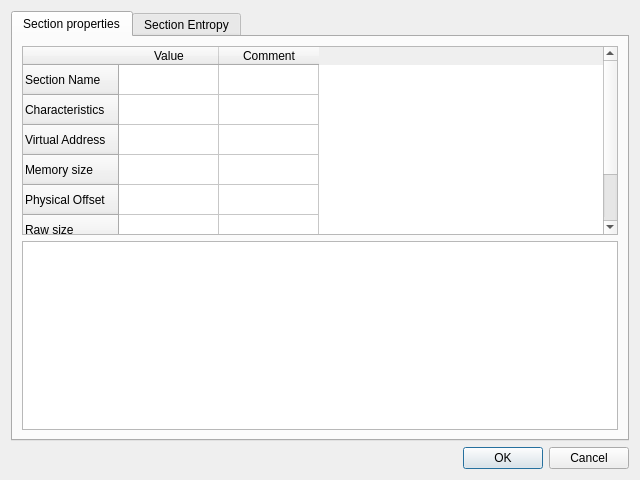
vvd7683/SimScanner, file spropsdialog.ui: the form before one commit.
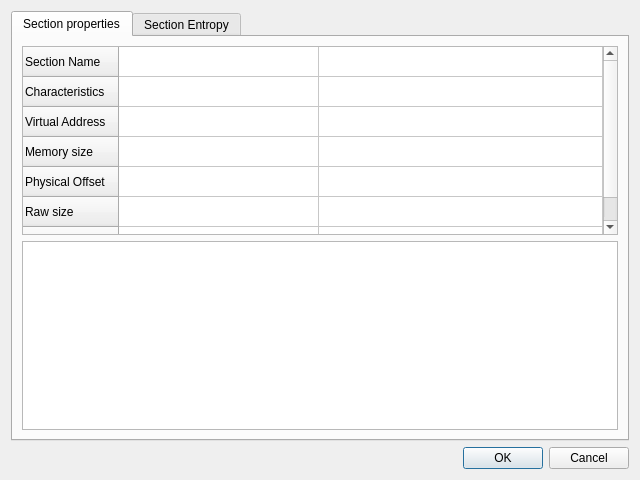
The form after the commit. Icons and pictures are not drawn.

```diff
--- a/spropsdialog.ui
+++ b/spropsdialog.ui
@@ -48,6 +48,15 @@
       <layout class="QVBoxLayout" name="verticalLayout_3">
        <item>
         <widget class="QTableWidget" name="tblSection">
+         <attribute name="horizontalHeaderVisible">
+          <bool>false</bool>
+         </attribute>
+         <attribute name="horizontalHeaderDefaultSectionSize">
+          <number>200</number>
+         </attribute>
+         <attribute name="horizontalHeaderStretchLastSection">
+          <bool>true</bool>
+         </attribute>
          <row>
           <property name="text">
            <string>Section Name</string>
```
